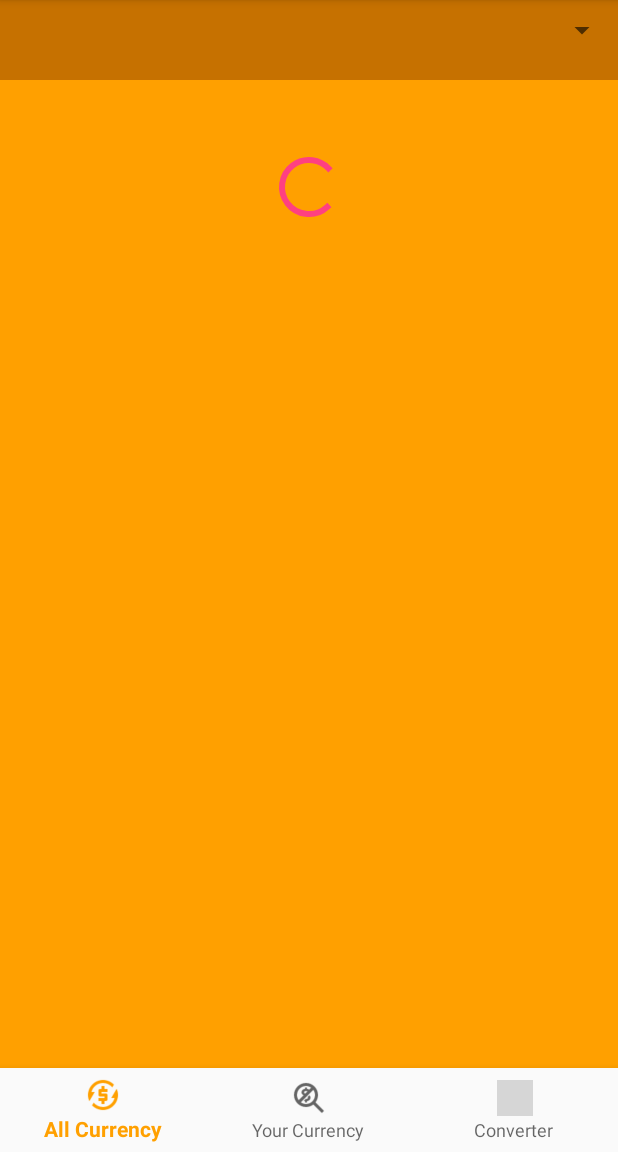
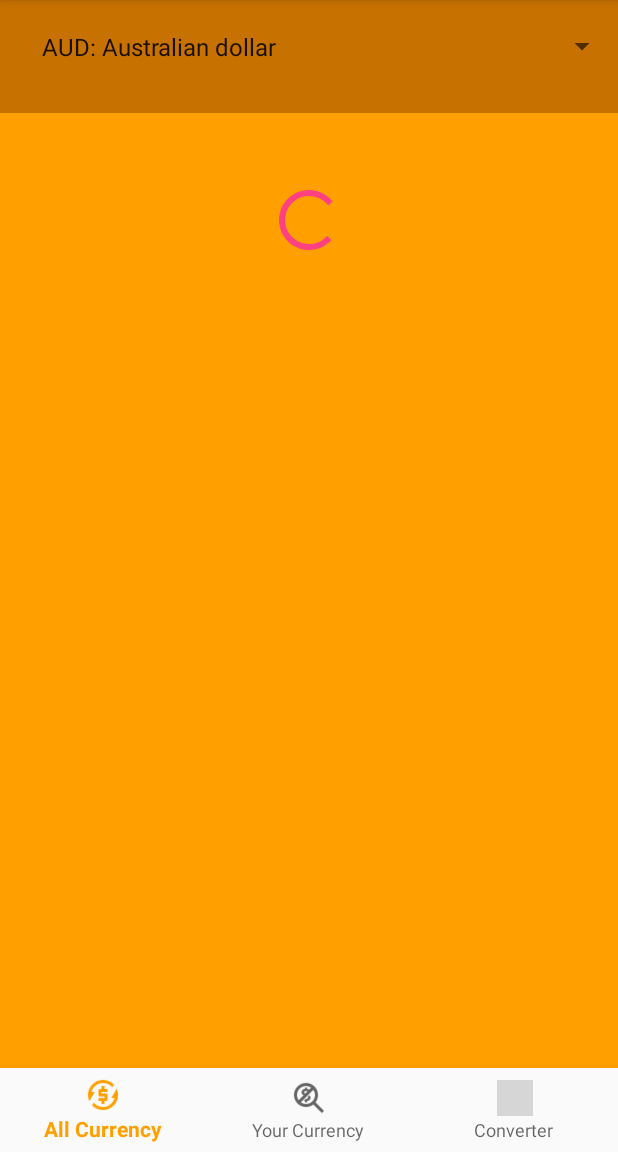
Before and after one commit to sameerul97/CurrencyRatesPro, an Android app: the screen it shows after launch (MainActivity), on a phone screen of 412 x 824 dp, the part 84-1236 px from its top. Run offline under Robolectric (Android 15) with nearby library versions, the phone set to English and light mode, and no system bars; our stand-ins replace Volley; libraries missing offline, so code that uses them is left out: com.toptoche.searchablespinnerlibrary; plain views replace SearchableSpinner; 4 statements that could not run were skipped; grey boxes are pictures that could not be loaded.

Commit message:
Add files via upload

```diff
--- a/app/src/main/res/values/strings.xml
+++ b/app/src/main/res/values/strings.xml
@@ -16,6 +16,39 @@
         <!--<item>GBP:Great Britain Pound</item>-->
         <!--<item>INR:Indian Rupees </item>-->
     <!--</string-array>-->
+    <string-array name="allcurrencies2">
+        <item>AUD: Australian dollar </item>
+        <item>BGN: Bulgarian lev</item>
+        <item>BRL: Brazilian real </item>
+        <item>CAD: Canadian dollar</item>
+        <item>CHF: Swiss franc</item>
+        <item>CNY: Chinese yuan renminbi</item>
+        <item>CZK: Czech koruna </item>
+        <item>DKK: Danish krone </item>
+        <item>GBP: Pound sterling </item>
+        <item>HKD: Hong Kong dollar </item>
+        <item>HRK: Croatian kuna </item>
+        <item>HUF: Hungarian forint</item>
+        <item>IDR: Indonesian rupiah</item>
+        <item>ILS: Israeli shekel </item>
+        <item>INR: Indian rupee </item>
+        <item>JPY: Japanese yen</item>
+        <item>KRW: South Korean won</item>
+        <item>MXN: Mexican peso </item>
+        <item>MYR: Malaysian ringgit</item>
+        <item>NOK: Norwegian krone</item>
+        <item>NZD: New Zealand dollar </item>
+        <item>PHP: Philippine piso </item>
+        <item>PLN: Polish zloty </item>
+        <item>RON: Romanian leu </item>
+        <item>RUB: Russian rouble</item>
+        <item>SEK: Swedish krona</item>
+        <item>SGD: Singapore dollar</item>
+        <item>THB: Thai baht </item>
+        <item>TRY: Turkish lira </item>
+        <item>USD: US dollar</item>
+        <item>ZAR: South African rand</item>
+    </string-array>
     <string-array name="allCurrencies">
         <item>AED:United Arab Emirates dirham</item>
         <item>AFN:Afghan afghani</item>
```
Also changed, not shown: app/src/main/res/values/colors.xml (line endings or trailing spaces), app/src/main/res/values/dimens.xml (line endings or trailing spaces), app/src/main/res/values/styles.xml (line endings or trailing spaces).
